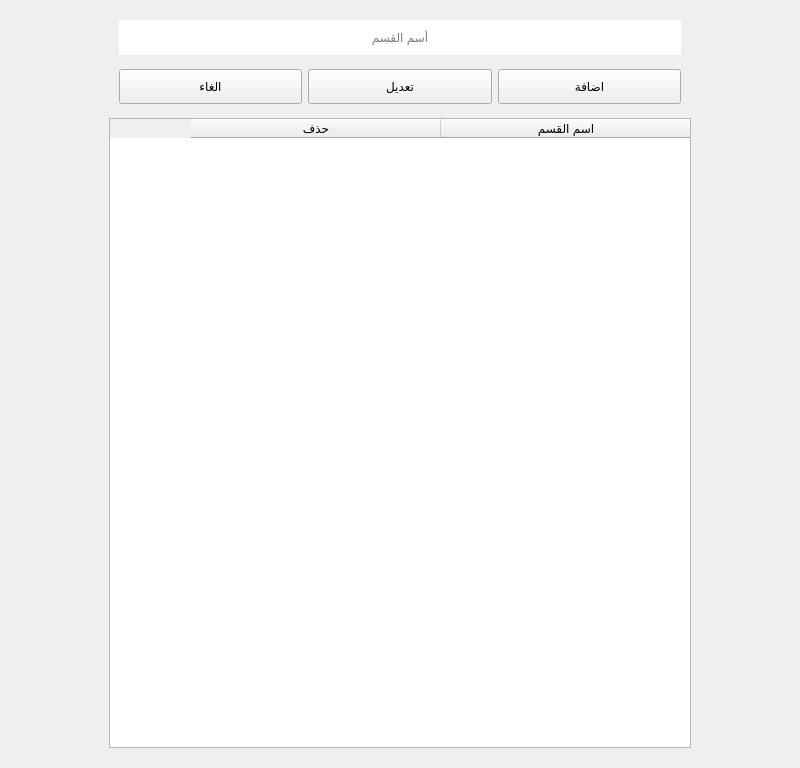
First picture: the form in ui/categories/categories.ui, repository Mahmoud1478/icestore, before the edit.
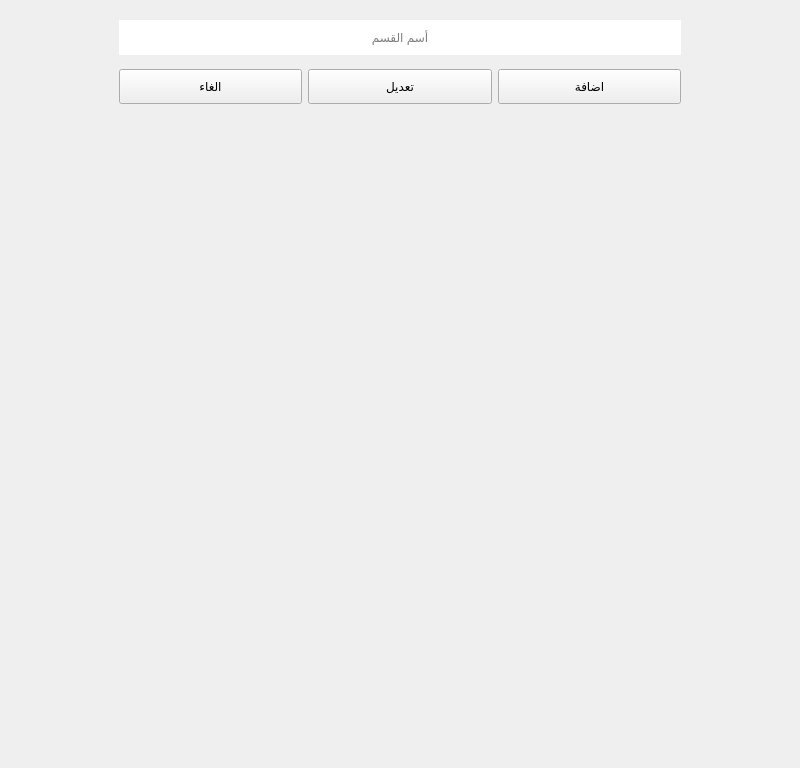
Second picture: the form after the edit.

Diff of the .ui file:
```diff
--- a/ui/categories/categories.ui
+++ b/ui/categories/categories.ui
@@ -247,6 +247,12 @@
       </item>
       <item>
        <widget class="QFrame" name="tableContainer">
+        <property name="sizePolicy">
+         <sizepolicy hsizetype="Expanding" vsizetype="Expanding">
+          <horstretch>1</horstretch>
+          <verstretch>1</verstretch>
+         </sizepolicy>
+        </property>
         <property name="minimumSize">
          <size>
           <width>0</width>
@@ -276,53 +282,13 @@
           <number>0</number>
          </property>
          <item>
-          <widget class="QTableWidget" name="table">
-           <property name="layoutDirection">
-            <enum>Qt::RightToLeft</enum>
+          <widget class="QWidget" name="datatable" native="true">
+           <property name="sizePolicy">
+            <sizepolicy hsizetype="Expanding" vsizetype="Expanding">
+             <horstretch>1</horstretch>
+             <verstretch>1</verstretch>
+            </sizepolicy>
            </property>
-           <property name="frameShape">
-            <enum>QFrame::StyledPanel</enum>
-           </property>
-           <property name="sizeAdjustPolicy">
-            <enum>QAbstractScrollArea::AdjustIgnored</enum>
-           </property>
-           <property name="editTriggers">
-            <set>QAbstractItemView::NoEditTriggers</set>
-           </property>
-           <property name="selectionMode">
-            <enum>QAbstractItemView::SingleSelection</enum>
-           </property>
-           <property name="selectionBehavior">
-            <enum>QAbstractItemView::SelectRows</enum>
-           </property>
-           <property name="rowCount">
-            <number>0</number>
-           </property>
-           <property name="columnCount">
-            <number>2</number>
-           </property>
-           <attribute name="horizontalHeaderDefaultSectionSize">
-            <number>250</number>
-           </attribute>
-           <attribute name="verticalHeaderVisible">
-            <bool>false</bool>
-           </attribute>
-           <attribute name="verticalHeaderMinimumSectionSize">
-            <number>40</number>
-           </attribute>
-           <attribute name="verticalHeaderDefaultSectionSize">
-            <number>40</number>
-           </attribute>
-           <column>
-            <property name="text">
-             <string>اسم القسم</string>
-            </property>
-           </column>
-           <column>
-            <property name="text">
-             <string>حذف</string>
-            </property>
-           </column>
           </widget>
          </item>
         </layout>
```
